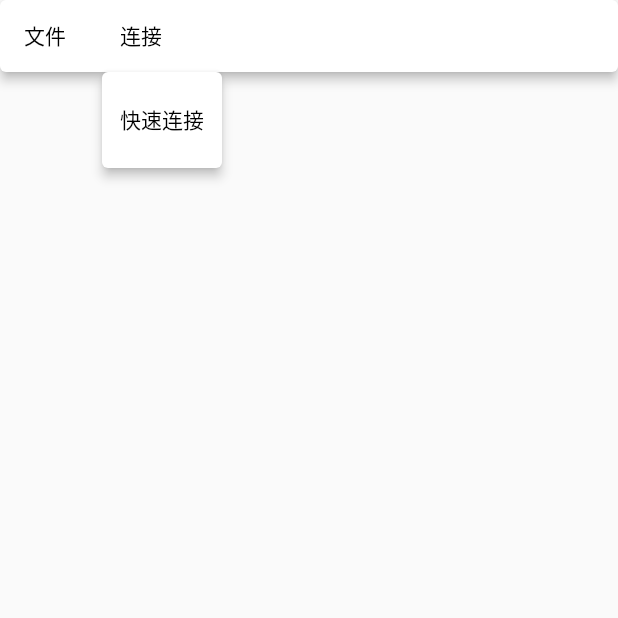
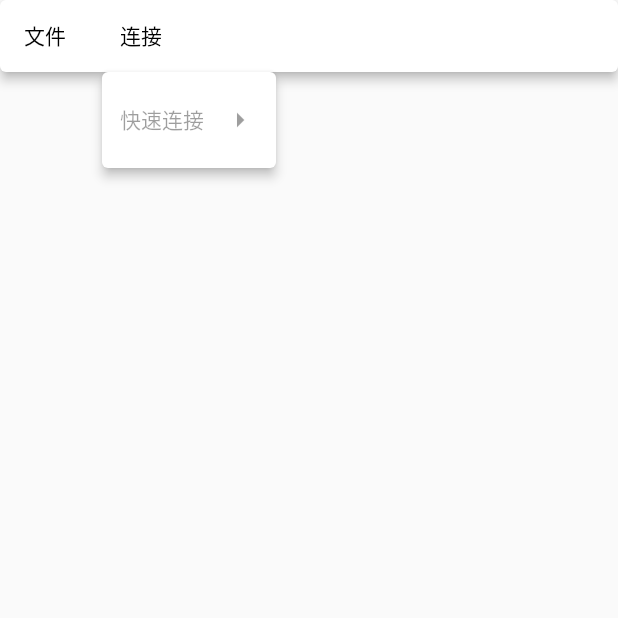
Before and after one commit to benxincaomu/redis-gui, a Flutter app: the screen it shows after launch, after a tap on "文件", after a tap on "新连接", after a tap on "连接", on a phone screen of 412 x 824 dp, the top half of it. Run offline on Flutter 3.47's test engine with Material 2 defaults, Android fonts, the phone set to English and light mode, and no system bars; our stand-ins replace sqflite_common_ffi; missing offline and left inert: redis; accounts and stored records are empty.

Commit message:
连接数变化监听

```diff
--- a/lib/ds/sqlite_op.dart
+++ b/lib/ds/sqlite_op.dart
@@ -4,14 +4,12 @@ import "package:flutter/widgets.dart";
 import 'package:sqflite_common_ffi/sqflite_ffi.dart';
 
 class SqliteOp {
-  final String databseName;
   Future<Database>? database;
-  SqliteOp({required this.databseName});
   Future<Database> openSqliteDatabase() async {
     WidgetsFlutterBinding.ensureInitialized();
     databaseFactory = databaseFactoryFfi;
     final database = openDatabase(
-      join(await getDatabasesPath(), databseName),
+      join(await getDatabasesPath(), "redis.db"),
       version: 1,
       onCreate: (db, version) => db.execute('''
         CREATE TABLE IF NOT EXISTS conn_info(
@@ -28,8 +26,5 @@ class SqliteOp {
     return database;
   }
 
-  Future<void> insertOne(Object obj) async {
-    var db = await database;
 
-  }
 }
--- a/lib/gui/connection_info_pannel.dart
+++ b/lib/gui/connection_info_pannel.dart
@@ -1,4 +1,6 @@
 import "package:flutter/material.dart";
+import 'package:provider/provider.dart';
+import 'package:redis_gui_manager/gui/server_list_panel.dart';
 import '../ds/redis_connection_info.dart';
 import '../ds/conn_info_map_sqlite.dart';
 
@@ -111,7 +113,9 @@ class ConnectionInfoPannelState extends State<ConnectionInfoPannel> {
           port: int.parse(portController.text),
           userName: userNameController.text,
           password: passwordController.text);
-      return connInfoMap.insertOne(conn);
+      Future<int> res = connInfoMap.insertOne(conn);
+      Provider.of<ServerListModel>(context,listen: false).refresh();
+      return res;
     } else {}
     return Future.value(0);
   }
--- a/lib/gui/home_gui.dart
+++ b/lib/gui/home_gui.dart
@@ -1,4 +1,5 @@
 import 'package:flutter/material.dart';
+import 'package:redis_gui_manager/gui/server_list_panel.dart';
 import 'menubar_gui.dart';
 
 class HomeGui extends StatelessWidget {
@@ -6,8 +7,13 @@ class HomeGui extends StatelessWidget {
 
   @override
   Widget build(BuildContext context) {
-    return Column(
-      children: const [MenuBarGui(),]
-    );
+
+    return Column(children: [
+      const MenuBarGui(),
+      Row(
+        children: const <Widget>[ServerListPanel()
+        ],
+      )
+    ]);
   }
 }
--- a/lib/gui/menubar_gui.dart
+++ b/lib/gui/menubar_gui.dart
@@ -27,16 +27,17 @@ class MenuBarGui extends StatelessWidget {
                                 height: 500,
                                 child: connectionInfoPannel,
                               ),
-
                             ));
                   }),
               MenuItemButton(
                   child: const MenuAcceleratorLabel("退出"), onPressed: () {})
             ], child: const MenuAcceleratorLabel("文件")),
-            SubmenuButton(menuChildren: <Widget>[
-              MenuItemButton(
-                  child: const MenuAcceleratorLabel("快速连接"), onPressed: () {})
-            ], child: const MenuAcceleratorLabel("连接"))
+            const SubmenuButton(menuChildren: <Widget>[
+              SubmenuButton(
+                  menuChildren: [],
+                  child: MenuAcceleratorLabel("快速连接"),
+                  ),
+            ], child: MenuAcceleratorLabel("连接"))
           ],
         ))
       ],
--- /dev/null
+++ b/lib/gui/server_list_panel.dart
@@ -0,0 +1,58 @@
+import 'package:flutter/material.dart';
+import 'package:provider/provider.dart';
+import 'package:redis_gui_manager/ds/redis_connection_info.dart';
+import 'package:redis_gui_manager/ds/sqlite_op.dart';
+
+class ServerListPanel extends StatefulWidget {
+  const ServerListPanel({Key? key}) : super(key: key);
+
+  @override
+  State<StatefulWidget> createState() {
+    return ServerListState();
+  }
+}
+
+class ServerListState extends State {
+  @override
+  Widget build(BuildContext context) {
+    /* return Row(
+      children: const <Widget>[
+        Text("redis服务列表"),
+      ],
+    ); */
+    return Consumer<ServerListModel>(builder: (context, serverListModel, child) {
+      List<Container> list = [];
+      for (var element in serverListModel.conns) {
+       list.add(Container(
+          child: Text(element.name),
+       )) ;
+      }
+      return Row(children: list,);
+    });
+  }
+}
+
+class ServerListModel extends ChangeNotifier {
+  List<RedisConnectionInfo> conns = [];
+
+  void refresh() async{
+    conns.clear();
+    var database = SqliteOp().openSqliteDatabase();
+    var db = await database;
+    List<Map<String, dynamic>> res =
+        await db.rawQuery('select * from conn_info');
+    if (res.isNotEmpty) {
+      for (var element in res) {
+        conns.add(RedisConnectionInfo(
+            id: element['id'],
+            name: element['name'],
+            host: element['host'],
+            port: element['port'],
+            userName: element['username'],
+            password: element['password']));
+      }
+    }
+
+    notifyListeners();
+  }
+}
--- a/lib/main.dart
+++ b/lib/main.dart
@@ -1,9 +1,16 @@
-
 import 'package:flutter/material.dart';
+import 'package:provider/provider.dart';
+import 'package:redis_gui_manager/gui/server_list_panel.dart';
 import 'gui/home_gui.dart';
 
 void main() {
-  runApp(const MainApp());
+    var serverListModel = ServerListModel();
+    serverListModel.refresh();
+  runApp(
+    MultiProvider(providers: [
+      ChangeNotifierProvider(create: (context) => serverListModel,)
+    ], child: const MainApp())
+  );
 }
 
 class MainApp extends StatelessWidget {
@@ -11,8 +18,6 @@ class MainApp extends StatelessWidget {
 
   @override
   Widget build(BuildContext context) {
-    return const MaterialApp(
-      home: Scaffold(body: HomeGui())
-    );
+    return const MaterialApp(home: Scaffold(body: HomeGui()));
   }
 }
--- a/pubspec.yaml
+++ b/pubspec.yaml
@@ -10,6 +10,7 @@ dependencies:
   flutter:
     sdk: flutter
   path: ^1.8.2
+  provider: ^6.0.5
   redis: ^3.1.0
   # sqlite3: ^1.11.0
   # sqlite3_flutter_libs: ^0.5.13
```
Also changed, not shown: lib/ds/conn_info_map_sqlite.dart (+9 -34 lines), pubspec.lock.
